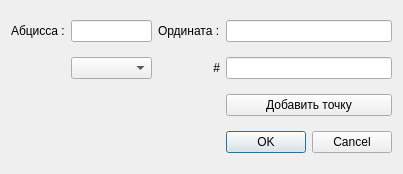
First picture: the form in Actions/AddGraphs/addgraphdialogerased.ui, repository GirvitAlexander/Graph, before the edit.
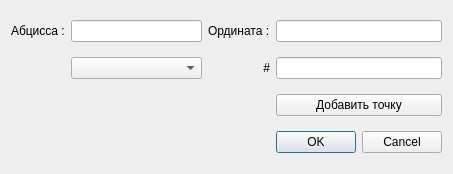
Second picture: the form after the edit.

Patch:
```diff
--- a/Actions/AddGraphs/addgraphdialogerased.ui
+++ b/Actions/AddGraphs/addgraphdialogerased.ui
@@ -6,7 +6,7 @@
    <rect>
     <x>0</x>
     <y>0</y>
-    <width>403</width>
+    <width>453</width>
     <height>174</height>
    </rect>
   </property>
```
Left out of the diff: 3 changed lines with no effect on the pictures.
